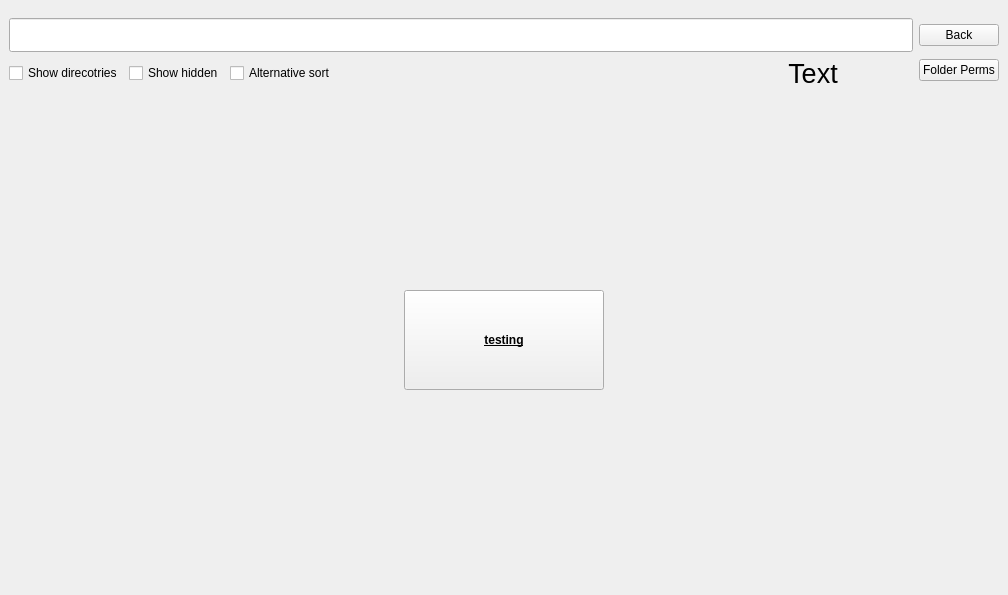
Old version of the form qtui.ui in the repository codaloc/PermissionManager.
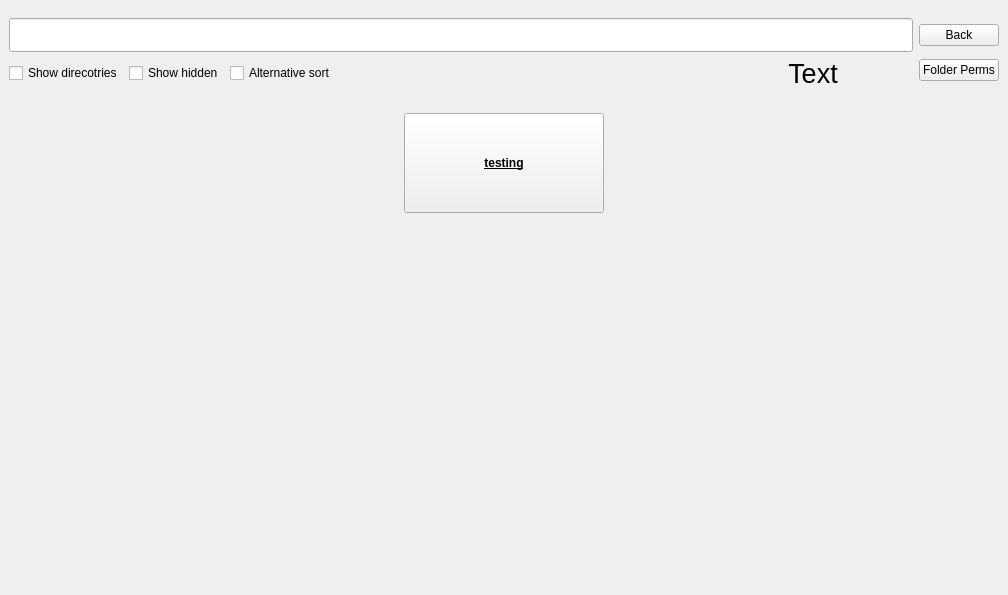
New version of the form.

Commit message: fixed folder layout and misc

```diff
--- a/qtui.ui
+++ b/qtui.ui
@@ -178,15 +178,24 @@
             <x>0</x>
             <y>0</y>
             <width>972</width>
-            <height>462</height>
+            <height>129</height>
            </rect>
           </property>
+          <property name="sizePolicy">
+           <sizepolicy hsizetype="Preferred" vsizetype="Maximum">
+            <horstretch>0</horstretch>
+            <verstretch>0</verstretch>
+           </sizepolicy>
+          </property>
           <layout class="QHBoxLayout" name="horizontalLayout">
            <item>
             <layout class="QGridLayout" name="main_grid">
              <property name="sizeConstraint">
               <enum>QLayout::SetMinimumSize</enum>
              </property>
+             <property name="bottomMargin">
+              <number>10</number>
+             </property>
              <property name="spacing">
               <number>10</number>
              </property>
```
The commit also changes 3 other files.
